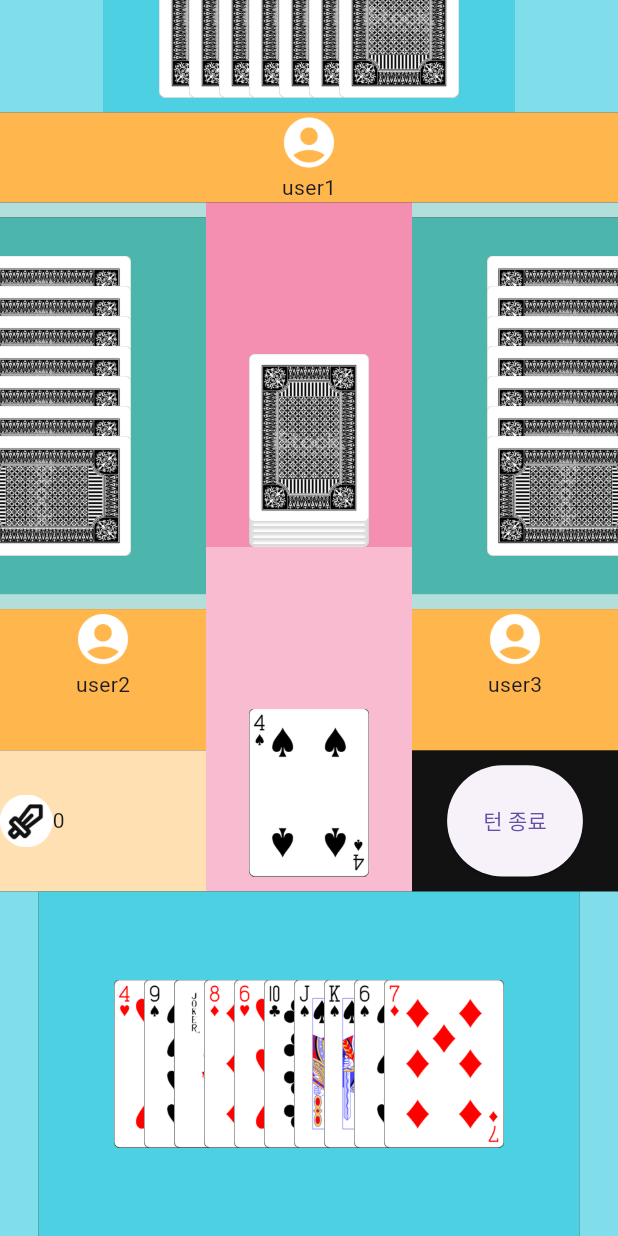
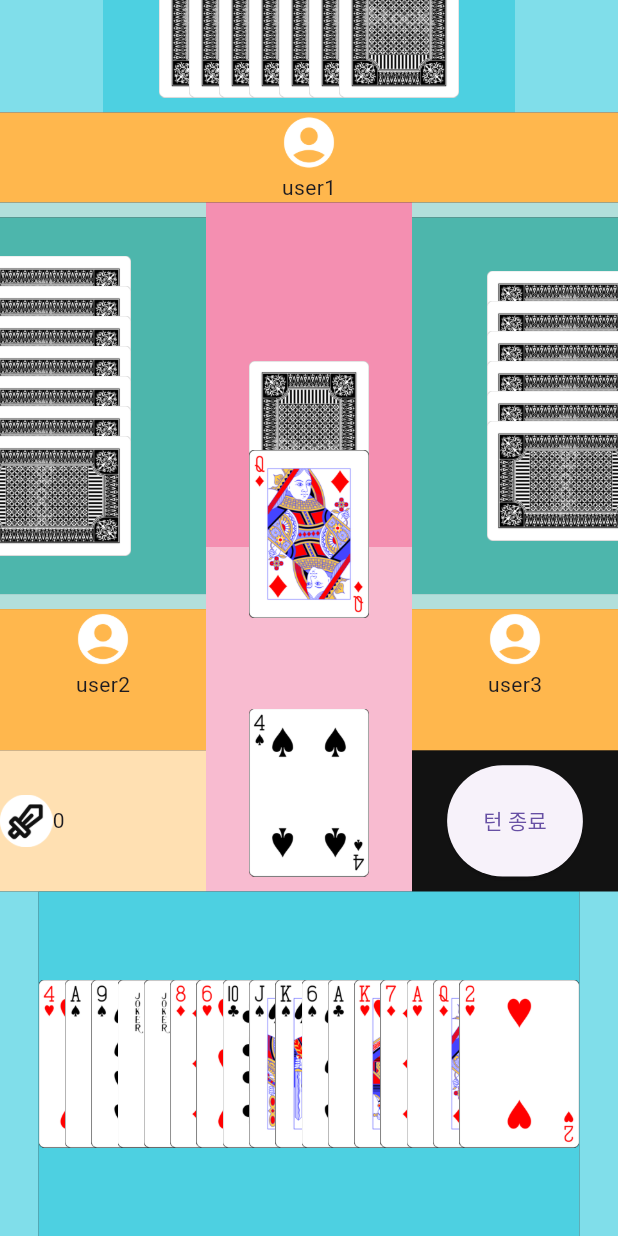
Before and after one commit to es10130813/Madcamp2ndWeek_front, a Flutter app: the GamePlay screen opened by its route, after a tap on "턴 종료", on a phone screen of 412 x 824 dp. Run offline on Flutter 3.47's test engine with Material 3 defaults, Android fonts, the phone set to English and light mode, and no system bars; our stand-ins replace image_picker, socket_io_client; missing offline and left inert: kakao_flutter_sdk.

Commit message:
카드 제출 구현

```diff
--- a/lib/game/cards.dart
+++ b/lib/game/cards.dart
@@ -83,8 +83,9 @@ class CardWidget extends StatelessWidget {
 class BuildDragTarget extends StatefulWidget {
   final List pile;
   List num;
+  List attacks;
 
-  BuildDragTarget({Key? key, required this.pile, required this.num}) : super(key: key);
+  BuildDragTarget({Key? key, required this.pile, required this.num, required this.attacks,}) : super(key: key);
 
   @override
   _BuildDragTargetState createState() => _BuildDragTargetState();
@@ -96,19 +97,32 @@ class _BuildDragTargetState extends State<BuildDragTarget> {
     return DragTarget<String>(
       onWillAccept: (data) {
         if (widget.num.length == 1) {
-          return (widget.pile.last[0] == data?[0] || widget.pile.last[1] == data?[1]);
+          if (widget.pile.last == "XR") return false;
+          else if (widget.pile.last == "XB") return (data=="XR"||data=="AS");
+          else if (widget.pile.last == "AS") return (data=="XR"||data=="XB");
+          else if (widget.pile.last != "AS"&&widget.pile.last[0]=="A") return (data=="XR"||data=="XB"||data=="AS");
+          else if (widget.pile.last[0]=="2") return (data=="XR"||data=="XB"||data?[0]=="A");
+          else {
+            return (widget.pile.last[0] == data?[0] || widget.pile.last[1] == data?[1]|| data == "XB" || data == "XR");
+          }
         }
         else if (widget.num.length == 0) {
-          return widget.pile.last[0] == data?[0];
+          return (widget.pile.last[0] == data?[0]);
         }
         else {
           return false;
         }
       },
+
       onAccept: (data) {
-        if (data?[0]=="K") widget.num.add("turn");
+        if (widget.num.isNotEmpty) widget.num.removeLast();
+        if (data[0]=="2") for(int i=0;i<2;i++) widget.attacks.add("attack");
+        if (data == "AD"||data=="AH"||data=="AC") for(int i=0;i<3;i++) widget.attacks.add("attack");
+        if (data == "AS"||data=="XB") for(int i=0;i<5;i++) widget.attacks.add("attack");
+        if (data == "XR") for(int i=0;i<8;i++) widget.attacks.add("attack");
         widget.pile.add(data);
-        if (widget.num.isNotEmpty) widget.num.removeLast();
+        if (data[0]=="K") widget.num.add("turn");
+
         print(widget.pile);
         print(widget.num);
         print('Card $data dropped!');
--- a/lib/game/game_play.dart
+++ b/lib/game/game_play.dart
@@ -10,16 +10,18 @@ class GamePlay extends StatefulWidget {
 }
 
 class _GamePlayState extends State<GamePlay> with SingleTickerProviderStateMixin{
-  double cardLeft = 0.0;
-  int attacks = 0;
+  //double cardLeft = 7;
+  List<String> attacks = ["attack","attack","attack"];
+
+  List<String> myHand_last = ["4H", "AS", "9S", "XR","XB", "8D", "6H", "TC", "JS", "KS", "6S", "AC", "KH" ];
 
   List<String> num = ["turn"];
 
-  List<String> myHand =  ["4H", "9S", "XR", "8D", "6H", "TC", "JS", "KS", "6S"];
+  List<String> myHand =  ["4H", "AS", "9S", "XR","XB", "8D", "6H", "TC", "JS", "KS", "6S", "AC", "KH" ];
   List<String> firstHand = ["8H", "7S", "JD", "8C", "AD", "3D", "KD"];
   List<String> secondHand =  ["2D", "3C", "9D", "QH", "3S", "3H", "JC"];
-  List<String> thirdHand =  ["2S", "5H", "5C", "KH", "5D", "9C", "TD"];
-  List<String> deck = ["2C", "8S", "5S", "6D", "QS", "TH", "6C", "9H", "KC", "7C", "7H", "XB","JH", "4D", "QC", "TS", "4C", "AS", "2H", "QD", "AC", "AH", "7D"];
+  List<String> thirdHand =  ["2S", "5H", "5C", "5D", "9C", "TD"];
+  List<String> deck = ["2C", "8S", "5S", "6D", "QS", "TH", "6C", "9H", "KC", "7C", "7H", "JH", "4D", "QC", "TS", "4C", "2H", "QD", "AH", "7D"];
   List<String> pile = ["4S"];
 
   late OverlayEntry _overlayEntry;
@@ -29,12 +31,24 @@ class _GamePlayState extends State<GamePlay> with SingleTickerProviderStateMixin
   void initState() {
     super.initState();
     _controller = AnimationController(
-      duration: const Duration(milliseconds: 180),
+      duration: const Duration(milliseconds: 220),
       vsync: this,
     );
   }
 
-  void _showOverlay(BuildContext context) {
+  bool areListsEqual(List list1, List list2) {
+    if (list1.length != list2.length) {
+      return false;
+    }
+    for (int i = 0; i < list1.length; i++) {
+      if (list1[i] != list2[i]) {
+        return false;
+      }
+    }
+    return true;
+  }
+
+  void _showOverlay(BuildContext context, String deckTop) {
     Size screenSize = MediaQuery.of(context).size;
 
     // 화면의 중앙을 계산
@@ -50,7 +64,7 @@ class _GamePlayState extends State<GamePlay> with SingleTickerProviderStateMixin
           builder: (context, child) {
             return Transform.translate(
               offset: Offset(0, _controller.value * 320), // 애니메이션 종료 위치 조정
-              child: CardWidget(cardName: "AS"),
+              child: CardWidget(cardName: deckTop),
             );
           },
         ),
@@ -225,7 +239,7 @@ class _GamePlayState extends State<GamePlay> with SingleTickerProviderStateMixin
                                         height: 35,
                                         child: Image.asset("assets/images/icon_sword.png"),
                                       ),
-                                      Text(attacks.toString()),
+                                      Text(attacks.length.toString()),
                                     ],
                                   ),
 
@@ -261,7 +275,7 @@ class _GamePlayState extends State<GamePlay> with SingleTickerProviderStateMixin
                                     color: Colors.pink[100],
                                     child: Padding(
                                       padding: EdgeInsets.symmetric(vertical: 10),
-                                      child: BuildDragTarget(pile: pile, num: num),
+                                      child: BuildDragTarget(pile: pile, num: num, attacks: attacks,),
                                     ),
                                   )),
                             ],
@@ -332,16 +346,22 @@ class _GamePlayState extends State<GamePlay> with SingleTickerProviderStateMixin
                                     visible: true,
                                     child: Padding(
                                       padding: EdgeInsets.all(10),
-                                      child: ElevatedButton(onPressed: (){
+                                      child: ElevatedButton(onPressed: () async {
                                         print(pile);
                                         print(num);
-                                        print(myHand.length+firstHand.length+secondHand.length+thirdHand.length+deck.length+pile.length);
-                                        String deckTop = deck.last;
-                                        setState(() {
-                                          deck.removeLast();
-                                        });
-                                        _showOverlay(context);
-                                        myHand.add(deckTop);
+                                        if (areListsEqual(myHand_last,myHand)){
+                                          int i = attacks.length+1;
+                                          while(i!=0){
+                                            String deckTop = deck.last;
+                                            _showOverlay(context, deckTop);
+                                            deck.removeLast();
+                                            myHand.add(deckTop);
+                                            if (i!=attacks.length+1&&attacks.length!=0) attacks.removeLast();
+                                            setState(() {});
+                                            i--;
+                                            await Future.delayed(Duration(milliseconds: 300));
+                                          }
+                                        }
                                         setState(() {});
                                       },
                                         child: Text("턴 종료"),
```
